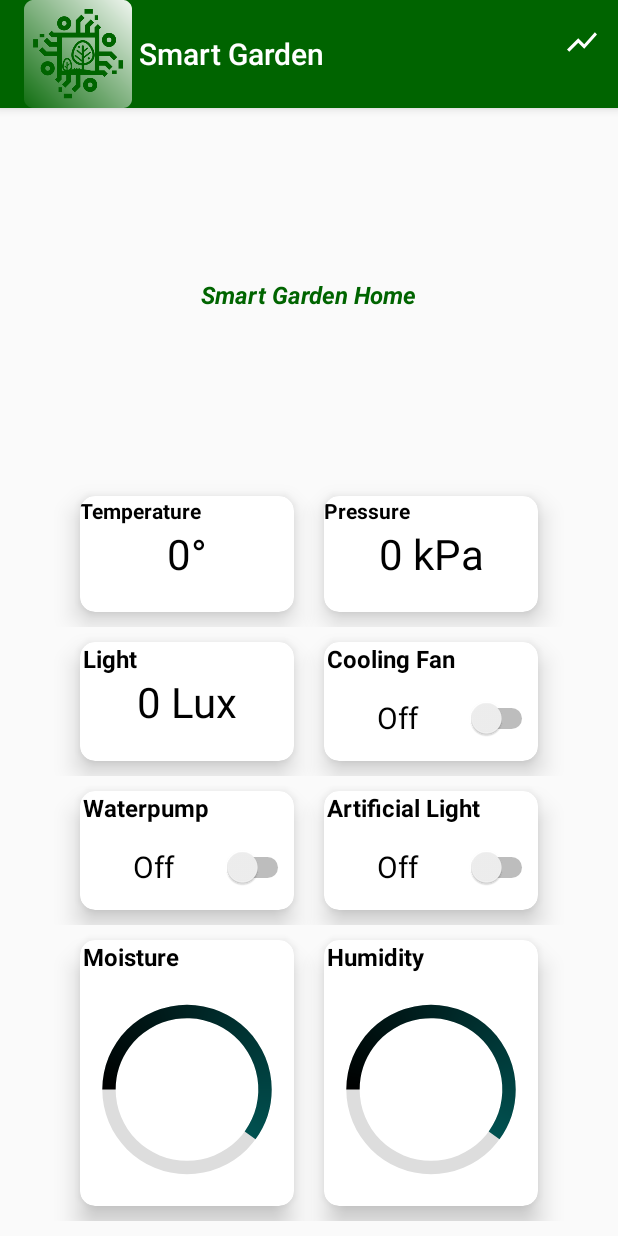
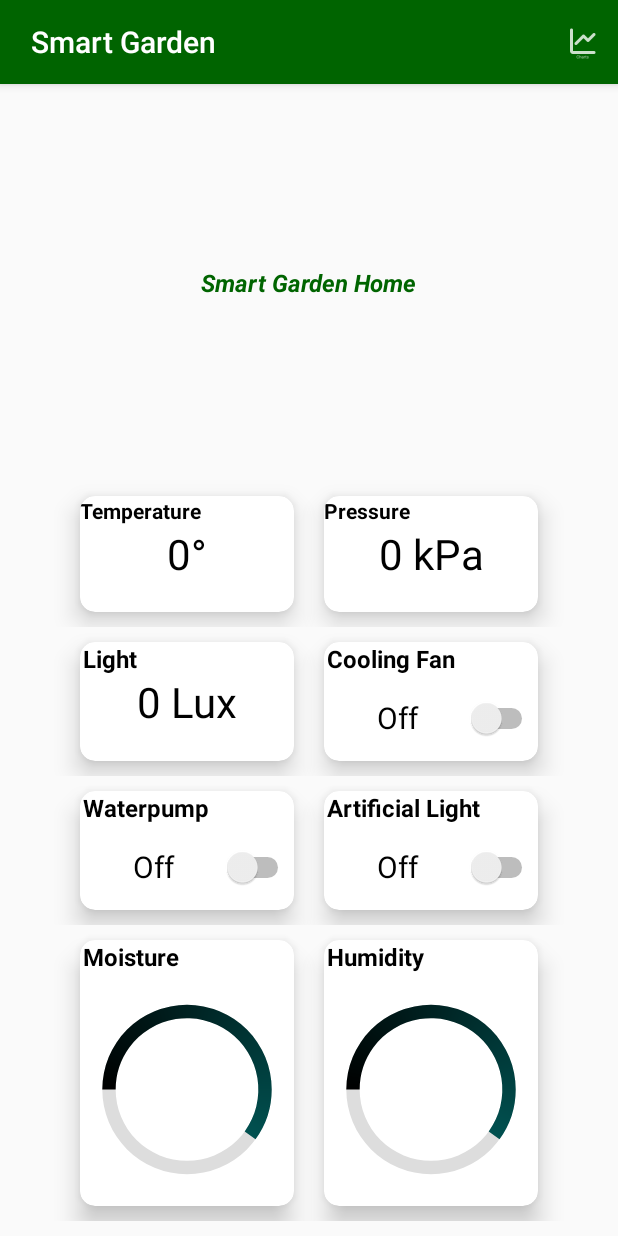
Before and after one commit to GiovanniZanone/SmartGarden, an Android app: the screen it shows after launch (MainActivity), on a phone screen of 412 x 824 dp. Run offline under Robolectric (Android 15) with nearby library versions, the phone set to English and light mode, and no system bars; our stand-ins replace Firebase (no records; nobody signed in at launch, a user with empty details on screens opened directly); Roboto replaces fonts that are not available here; 3 statements that could not run were skipped.

Commit message:
Final App with icon

```diff
--- a/app/src/main/java/com/example/smartgarden/MainActivity.java
+++ b/app/src/main/java/com/example/smartgarden/MainActivity.java
@@ -46,7 +46,6 @@ public class MainActivity extends AppCompatActivity {
         Toolbar myToolbar =findViewById(R.id.my_toolbar);
         setSupportActionBar(myToolbar);
         myToolbar.showContextMenu();
-        myToolbar.setLogo(R.mipmap.splashscreen_round);
         getSupportActionBar().setDisplayShowTitleEnabled(false);
         myToolbar.setTitle(" Smart Garden");
         myToolbar.setTitleTextColor(Color.WHITE);
--- a/app/src/main/res/menu/menu.xml
+++ b/app/src/main/res/menu/menu.xml
@@ -4,7 +4,7 @@
         <!-- "Mark Favorite", should appear as action button if possible -->
         <item
             android:id="@+id/action_favorite"
-            android:icon="@drawable/ic_chart"
+            android:icon="@drawable/ic_chart_menu"
             android:title="@string/chart"
             android:visible="true"
             app:showAsAction="always" />
```
Also changed, not shown: app/src/main/res/drawable-hdpi/ic_chart_menu.png (added), app/src/main/res/drawable-mdpi/ic_chart_menu.png (added), app/src/main/res/drawable-xhdpi/ic_chart_menu.png (added), app/src/main/res/drawable-xxhdpi/ic_chart_menu.png (added), app/src/main/res/drawable-xxxhdpi/ic_chart_menu.png (added).
